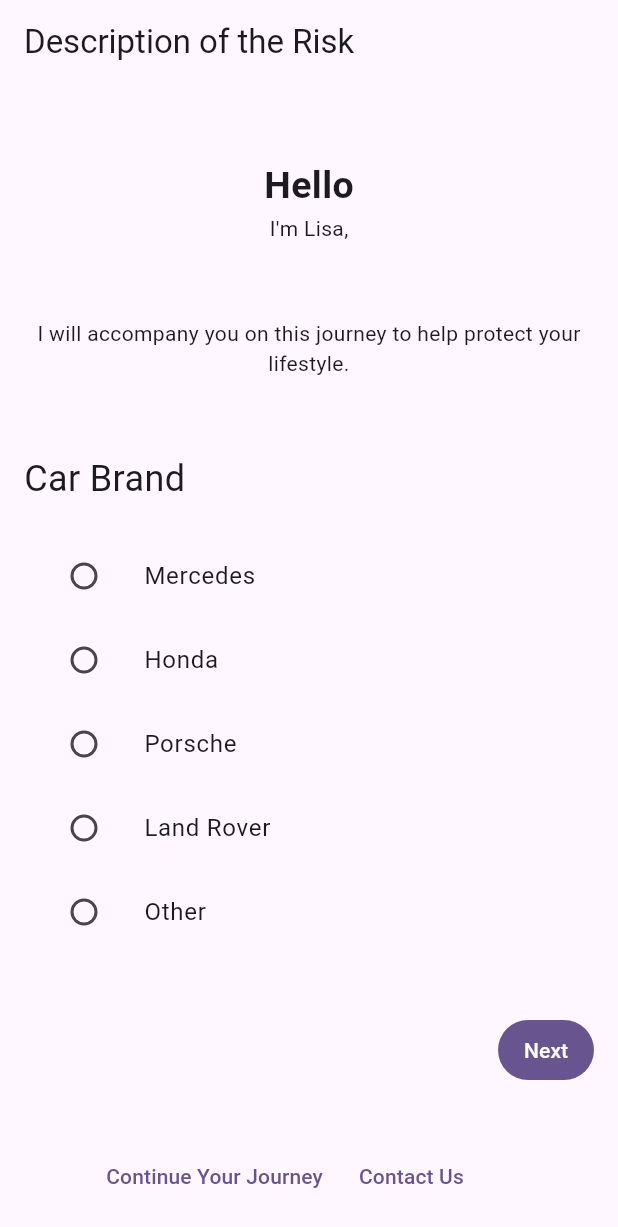
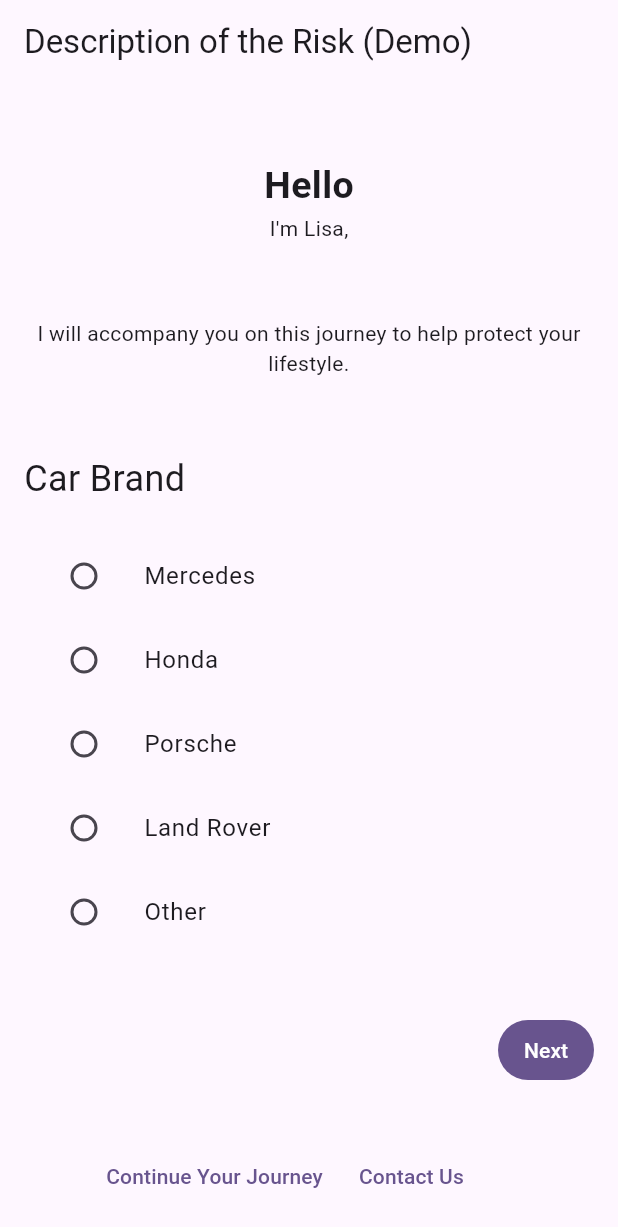
Before and after one commit to untitled-developers/adir-web-app, a Flutter app: the screen it shows after launch, on a phone screen of 412 x 824 dp. Shown: the top 1227 px of the screen. Run offline on Flutter 3.47's test engine with Material 3 defaults, Android fonts, the phone set to English and light mode, and no system bars; our stand-ins replace calendar_date_picker2, device_info_plus, dio, flutter_secure_storage, image_picker, logger and 2 more; missing offline and left inert: phone_numbers_parser, universal_html; accounts and stored records are empty.

Commit message:
Update questions_page.dart

```diff
--- a/lib/pages/questions_page/questions_page.dart
+++ b/lib/pages/questions_page/questions_page.dart
@@ -67,7 +67,7 @@
     fillControllerText();
     return Scaffold(
         appBar: AppBar(
-          title: const Text('Description of the Risk'),
+          title: const Text('Description of the Risk (Demo)'),
         ),
         body: isLoading
             ? const Center(child: CircularProgressIndicator())
```
